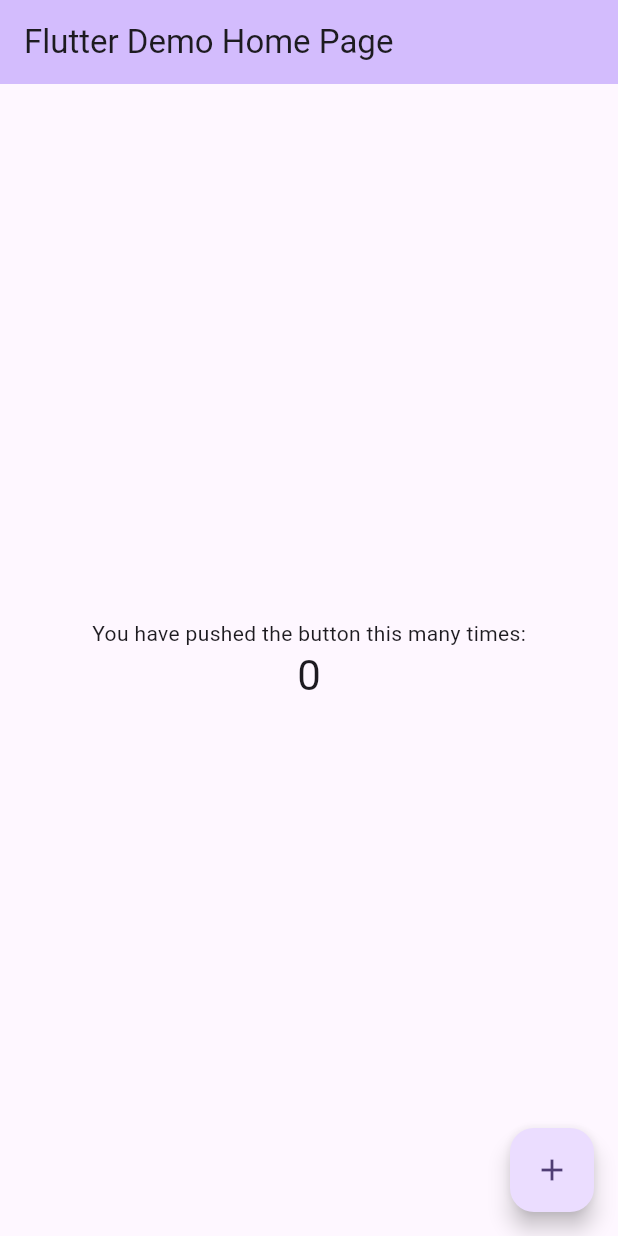
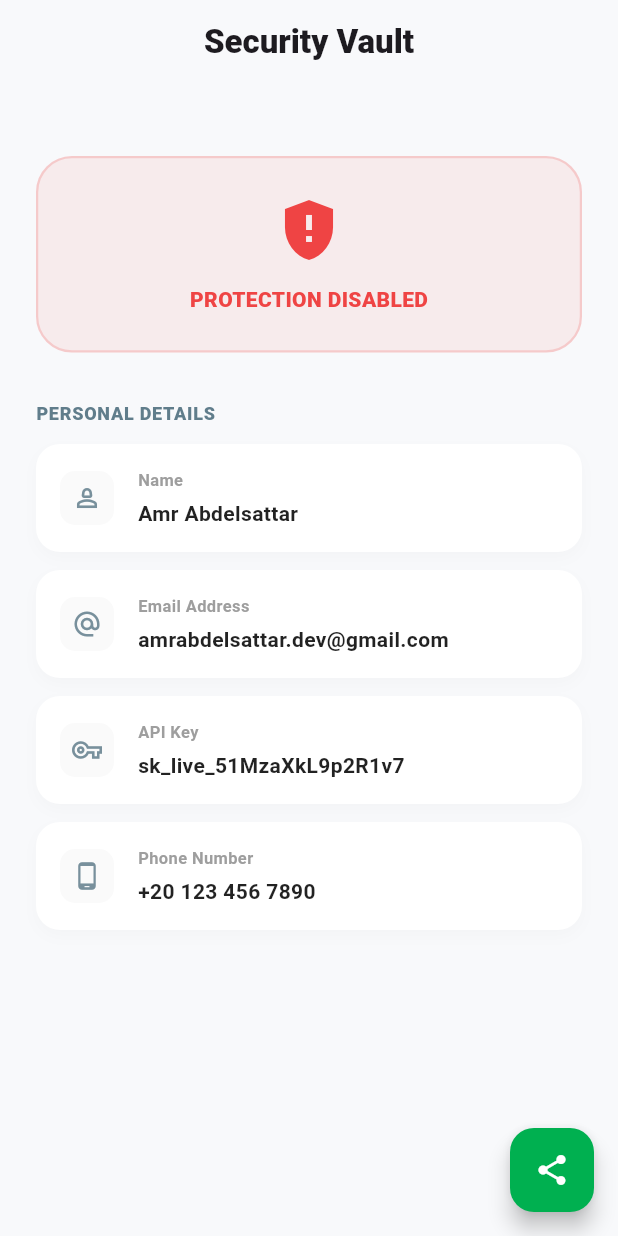
Before and after one commit to amrabdalsattar/screen_security_tutorial, a Flutter app: the screen it shows after launch, on a phone screen of 412 x 824 dp. Run offline on Flutter 3.47's test engine with Material 3 defaults, Android fonts, the phone set to English and light mode, and no system bars.

Commit message:
- Added Required Packages - Added simple UI

```diff
--- a/lib/main.dart
+++ b/lib/main.dart
@@ -1,4 +1,5 @@
 import 'package:flutter/material.dart';
+import 'package:screen_security_tutorial/privacy_secured_screen.dart';
 
 void main() {
   runApp(const MyApp());
@@ -7,116 +8,12 @@ void main() {
 class MyApp extends StatelessWidget {
   const MyApp({super.key});
 
-  // This widget is the root of your application.
   @override
   Widget build(BuildContext context) {
     return MaterialApp(
-      title: 'Flutter Demo',
-      theme: ThemeData(
-        // This is the theme of your application.
-        //
-        // TRY THIS: Try running your application with "flutter run". You'll see
-        // the application has a purple toolbar. Then, without quitting the app,
-        // try changing the seedColor in the colorScheme below to Colors.green
-        // and then invoke "hot reload" (save your changes or press the "hot
-        // reload" button in a Flutter-supported IDE, or press "r" if you used
-        // the command line to start the app).
-        //
-        // Notice that the counter didn't reset back to zero; the application
-        // state is not lost during the reload. To reset the state, use hot
-        // restart instead.
-        //
-        // This works for code too, not just values: Most code changes can be
-        // tested with just a hot reload.
-        colorScheme: ColorScheme.fromSeed(seedColor: Colors.deepPurple),
-      ),
-      home: const MyHomePage(title: 'Flutter Demo Home Page'),
+      title: 'Screen Security Tutorial',
+
+      home: const PrivacySecuredScreen(),
     );
   }
 }
-
-class MyHomePage extends StatefulWidget {
-  const MyHomePage({super.key, required this.title});
-
-  // This widget is the home page of your application. It is stateful, meaning
-  // that it has a State object (defined below) that contains fields that affect
-  // how it looks.
-
-  // This class is the configuration for the state. It holds the values (in this
-  // case the title) provided by the parent (in this case the App widget) and
-  // used by the build method of the State. Fields in a Widget subclass are
-  // always marked "final".
-
-  final String title;
-
-  @override
-  State<MyHomePage> createState() => _MyHomePageState();
-}
-
-class _MyHomePageState extends State<MyHomePage> {
-  int _counter = 0;
-
-  void _incrementCounter() {
-    setState(() {
-      // This call to setState tells the Flutter framework that something has
-      // changed in this State, which causes it to rerun the build method below
-      // so that the display can reflect the updated values. If we changed
-      // _counter without calling setState(), then the build method would not be
-      // called again, and so nothing would appear to happen.
-      _counter++;
-    });
-  }
-
-  @override
-  Widget build(BuildContext context) {
-    // This method is rerun every time setState is called, for instance as done
-    // by the _incrementCounter method above.
-    //
-    // The Flutter framework has been optimized to make rerunning build methods
-    // fast, so that you can just rebuild anything that needs updating rather
-    // than having to individually change instances of widgets.
-    return Scaffold(
-      appBar: AppBar(
-        // TRY THIS: Try changing the color here to a specific color (to
-        // Colors.amber, perhaps?) and trigger a hot reload to see the AppBar
-        // change color while the other colors stay the same.
-        backgroundColor: Theme.of(context).colorScheme.inversePrimary,
-        // Here we take the value from the MyHomePage object that was created by
-        // the App.build method, and use it to set our appbar title.
-        title: Text(widget.title),
-      ),
-      body: Center(
-        // Center is a layout widget. It takes a single child and positions it
-        // in the middle of the parent.
-        child: Column(
-          // Column is also a layout widget. It takes a list of children and
-          // arranges them vertically. By default, it sizes itself to fit its
-          // children horizontally, and tries to be as tall as its parent.
-          //
-          // Column has various properties to control how it sizes itself and
-          // how it positions its children. Here we use mainAxisAlignment to
-          // center the children vertically; the main axis here is the vertical
-          // axis because Columns are vertical (the cross axis would be
-          // horizontal).
-          //
-          // TRY THIS: Invoke "debug painting" (choose the "Toggle Debug Paint"
-          // action in the IDE, or press "p" in the console), to see the
-          // wireframe for each widget.
-          mainAxisAlignment: MainAxisAlignment.center,
-          children: <Widget>[
-            const Text('You have pushed the button this many times:'),
-            Text(
-              '$_counter',
-              style: Theme.of(context).textTheme.headlineMedium,
-            ),
-          ],
-        ),
-      ),
-      floatingActionButton: FloatingActionButton(
-        onPressed: _incrementCounter,
-        tooltip: 'Increment',
-        child: const Icon(Icons.add),
-      ), // This trailing comma makes auto-formatting nicer for build methods.
-    );
-  }
-}
--- /dev/null
+++ b/lib/privacy_secured_screen.dart
@@ -0,0 +1,18 @@
+import 'package:flutter/material.dart';
+import 'package:screen_security_tutorial/widgets/custom_app_bar.dart';
+import 'package:screen_security_tutorial/widgets/privacy_screen_content.dart';
+import 'package:screen_security_tutorial/widgets/share_fab.dart';
+
+class PrivacySecuredScreen extends StatelessWidget {
+  const PrivacySecuredScreen({super.key});
+
+  @override
+  Widget build(BuildContext context) {
+    return Scaffold(
+      backgroundColor: const Color(0xFFF8F9FB),
+      appBar: CustomAppBar(),
+      floatingActionButton: ShareFAB(),
+      body: PrivacyScreenContent(isSecured: false),
+    );
+  }
+}
--- /dev/null
+++ b/lib/widgets/custom_app_bar.dart
@@ -0,0 +1,21 @@
+import 'package:flutter/material.dart';
+
+class CustomAppBar extends StatelessWidget implements PreferredSizeWidget {
+  const CustomAppBar({super.key});
+
+  @override
+  Widget build(BuildContext context) {
+    return AppBar(
+      title: const Text(
+        "Security Vault",
+        style: TextStyle(fontWeight: FontWeight.w900),
+      ),
+      centerTitle: true,
+      elevation: 0,
+      backgroundColor: Colors.transparent,
+    );
+  }
+
+  @override
+  Size get preferredSize => Size.fromHeight(80);
+}
--- /dev/null
+++ b/lib/widgets/data_privacy_tile.dart
@@ -0,0 +1,82 @@
+import 'dart:ui';
+
+import 'package:flutter/material.dart';
+
+class DataPrivacyTile extends StatelessWidget {
+  final String label;
+  final String value;
+  final IconData icon;
+  final bool isSecured;
+
+  const DataPrivacyTile({
+    super.key,
+    required this.label,
+    required this.value,
+    required this.icon,
+    required this.isSecured,
+  });
+
+  @override
+  Widget build(BuildContext context) {
+    return Container(
+      margin: const EdgeInsets.only(bottom: 12),
+      padding: const EdgeInsets.all(16),
+      decoration: BoxDecoration(
+        color: Colors.white,
+        borderRadius: BorderRadius.circular(16),
+        boxShadow: [
+          BoxShadow(
+            color: Colors.black.withValues(alpha: 0.02),
+            blurRadius: 8,
+            offset: const Offset(0, 4),
+          ),
+        ],
+      ),
+      child: Row(
+        children: [
+          Container(
+            padding: const EdgeInsets.all(8),
+            decoration: BoxDecoration(
+              color: Colors.grey[50],
+              borderRadius: BorderRadius.circular(10),
+            ),
+            child: Icon(icon, color: Colors.blueGrey[400], size: 20),
+          ),
+          const SizedBox(width: 16),
+          Expanded(
+            child: Column(
+              crossAxisAlignment: CrossAxisAlignment.start,
+              children: [
+                Text(
+                  label,
+                  style: TextStyle(
+                    color: Colors.grey[500],
+                    fontSize: 11,
+                    fontWeight: FontWeight.bold,
+                  ),
+                ),
+                const SizedBox(height: 4),
+
+                // Privacy Blur Logic
+                ImageFiltered(
+                  imageFilter: ImageFilter.blur(
+                    sigmaX: isSecured ? 10.0 : 0.0,
+                    sigmaY: isSecured ? 10.0 : 0.0,
+                  ),
+                  child: Text(
+                    value,
+                    style: const TextStyle(
+                      fontSize: 14,
+                      fontWeight: FontWeight.w600,
+                      color: Colors.black87,
+                    ),
+                  ),
+                ),
+              ],
+            ),
+          ),
+        ],
+      ),
+    );
+  }
+}
--- /dev/null
+++ b/lib/widgets/privacy_screen_content.dart
@@ -0,0 +1,53 @@
+import 'package:flutter/material.dart';
+import 'package:screen_security_tutorial/widgets/data_privacy_tile.dart';
+import 'package:screen_security_tutorial/widgets/section_label.dart';
+import 'package:screen_security_tutorial/widgets/security_status_header.dart';
+
+class PrivacyScreenContent extends StatelessWidget {
+  final bool isSecured;
+  const PrivacyScreenContent({super.key, required this.isSecured});
+
+  @override
+  Widget build(BuildContext context) {
+    return Container(
+      color: Color(0xFFF8F9FB),
+      child: SingleChildScrollView(
+        padding: const EdgeInsets.all(24),
+        child: Column(
+          children: [
+            SecurityStatusHeader(isSecured: isSecured),
+            const SizedBox(height: 32),
+            SectionLabel(label: "PERSONAL DETAILS"),
+            const SizedBox(height: 12),
+
+            DataPrivacyTile(
+              label: "Name",
+              value: "Amr Abdelsattar",
+              icon: Icons.person_2_outlined,
+              isSecured: false,
+            ),
+
+            DataPrivacyTile(
+              label: "Email Address",
+              value: "amrabdelsattar.dev@gmail.com",
+              icon: Icons.alternate_email,
+              isSecured: false,
+            ),
+            DataPrivacyTile(
+              label: "API Key",
+              value: "sk_live_51MzaXkL9p2R1v7",
+              icon: Icons.vpn_key_outlined,
+              isSecured: isSecured,
+            ),
+            DataPrivacyTile(
+              label: "Phone Number",
+              value: "+20 123 456 7890",
+              icon: Icons.phone_android,
+              isSecured: isSecured,
+            ),
+          ],
+        ),
+      ),
+    );
+  }
+}
--- /dev/null
+++ b/lib/widgets/section_label.dart
@@ -0,0 +1,17 @@
+import 'package:flutter/material.dart';
+
+class SectionLabel extends StatelessWidget {
+  final String label;
+  const SectionLabel({required this.label});
+
+  @override
+  Widget build(BuildContext context) {
+    return Align(
+      alignment: Alignment.centerLeft,
+      child: Text(
+        label,
+        style: const TextStyle(fontSize: 12, fontWeight: FontWeight.w900, color: Colors.blueGrey, letterSpacing: 0.5),
+      ),
+    );
+  }
+}
--- /dev/null
+++ b/lib/widgets/security_status_header.dart
@@ -0,0 +1,44 @@
+import 'package:flutter/material.dart';
+
+class SecurityStatusHeader extends StatelessWidget {
+  final bool isSecured;
+
+  const SecurityStatusHeader({super.key, required this.isSecured});
+
+  @override
+  Widget build(BuildContext context) {
+    final statusColor =
+        isSecured ? const Color(0xFF10B981) : const Color(0xFFEF4444);
+
+    return Container(
+      width: double.infinity,
+      padding: const EdgeInsets.symmetric(vertical: 24, horizontal: 16),
+      decoration: BoxDecoration(
+        color: statusColor.withValues(alpha: 0.08),
+        borderRadius: BorderRadius.circular(24),
+        border: Border.all(
+          color: statusColor.withValues(alpha: 0.2),
+          width: 1.5,
+        ),
+      ),
+      child: Column(
+        children: [
+          Icon(
+            isSecured ? Icons.verified_user : Icons.gpp_maybe,
+            color: statusColor,
+            size: 48,
+          ),
+          const SizedBox(height: 12),
+          Text(
+            isSecured ? "PROTECTION ENABLED" : "PROTECTION DISABLED",
+            style: TextStyle(
+              color: statusColor,
+              fontWeight: FontWeight.w800,
+              fontSize: 14,
+            ),
+          ),
+        ],
+      ),
+    );
+  }
+}
--- /dev/null
+++ b/lib/widgets/share_fab.dart
@@ -0,0 +1,15 @@
+import 'package:flutter/material.dart';
+
+class ShareFAB extends StatelessWidget {
+  const ShareFAB({super.key});
+
+  @override
+  Widget build(BuildContext context) {
+    return FloatingActionButton(
+      backgroundColor: Color(0xFF00B050),
+      foregroundColor: Colors.white,
+      onPressed: () {},
+      child: Icon(Icons.share),
+    );
+  }
+}
--- /dev/null
+++ b/lib/widgets/share_floating_action_button.dart
@@ -0,0 +1,74 @@
+import 'package:flutter/material.dart';
+
+class ShareFloatingActionButton extends StatelessWidget {
+  final bool isSecured;
+  final VoidCallback onPressed;
+
+  const ShareFloatingActionButton({
+    super.key,
+    required this.isSecured,
+    required this.onPressed,
+  });
+
+  @override
+  Widget build(BuildContext context) {
+    return GestureDetector(
+      onTap: onPressed,
+      child: AnimatedContainer(
+        duration: const Duration(milliseconds: 400),
+        curve: Curves.easeInOutBack,
+        height: 60,
+        width: isSecured ? 160 : 60, // Expands when secured
+        decoration: BoxDecoration(
+          color: isSecured ? const Color(0xFF10B981) : const Color(0xFFEF4444),
+          borderRadius: BorderRadius.circular(30),
+          boxShadow: [
+            BoxShadow(
+              color: (isSecured
+                      ? const Color(0xFF10B981)
+                      : const Color(0xFFEF4444))
+                  .withValues(alpha: 0.4),
+              blurRadius: 15,
+              offset: const Offset(0, 8),
+            ),
+          ],
+        ),
+        child: Row(
+          mainAxisAlignment: MainAxisAlignment.center,
+          children: [
+            // Icon Switcher
+            AnimatedSwitcher(
+              duration: const Duration(milliseconds: 300),
+              transitionBuilder:
+                  (child, animation) =>
+                      ScaleTransition(scale: animation, child: child),
+              child: Icon(
+                isSecured ? Icons.lock_rounded : Icons.lock_open_rounded,
+                key: ValueKey(isSecured),
+                color: Colors.white,
+                size: 26,
+              ),
+            ),
+
+            // Text that only appears when Secured
+            if (isSecured)
+              const Flexible(
+                child: Padding(
+                  padding: EdgeInsets.only(left: 10),
+                  child: Text(
+                    "SECURED",
+                    style: TextStyle(
+                      color: Colors.white,
+                      fontWeight: FontWeight.bold,
+                      letterSpacing: 1.2,
+                      fontSize: 14,
+                    ),
+                  ),
+                ),
+              ),
+          ],
+        ),
+      ),
+    );
+  }
+}
```
Also changed, not shown: pubspec.yaml (+6 -56 lines), pubspec.lock, 7 other files.
